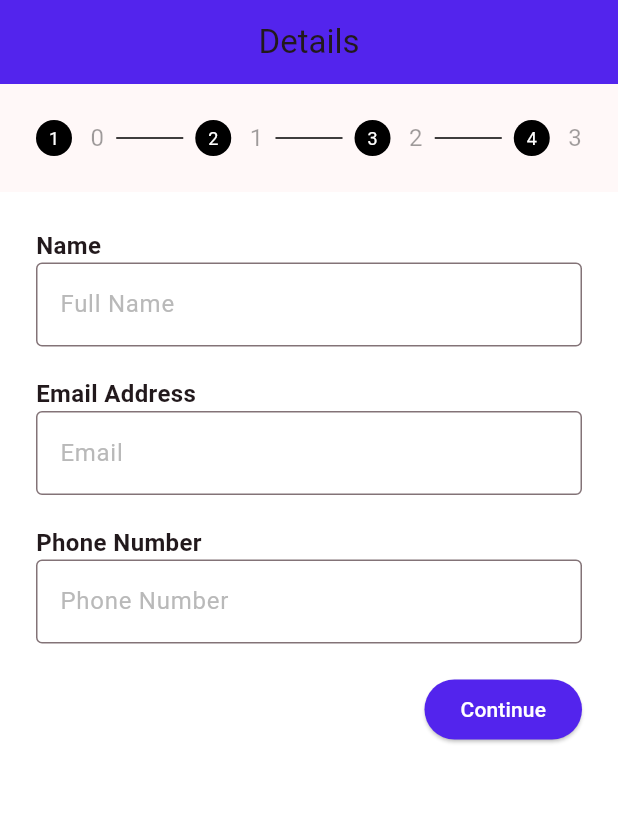
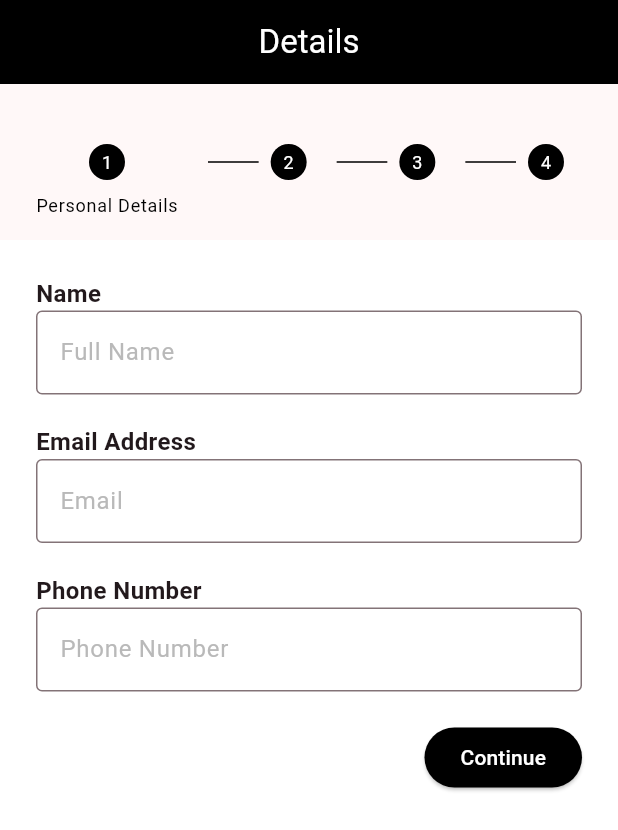
Before and after one commit to qmpgloba/Astrologer-Sitare, a Flutter app: the screen it shows after launch, on a phone screen of 412 x 824 dp. Shown: the top 830 px of the screen. Run offline on Flutter 3.47's test engine with Material 2 defaults, Android fonts, the phone set to English and light mode, and no system bars; drawn by our look-alikes of auto_size_text; our stand-ins replace cloud_firestore, file_picker, firebase_auth, firebase_core, firebase_storage, image_picker; missing offline and left inert: multiselect; accounts and stored records are empty.

Commit message:
modified stepper page

```diff
--- a/lib/constants/ui_constants.dart
+++ b/lib/constants/ui_constants.dart
@@ -1,7 +1,7 @@
 import 'package:flutter/material.dart';
 
 // ignore: constant_identifier_names
-const PRIMARY_COLOR = Color(0xff5324ed);
+// const PRIMARY_COLOR = Color(0xff5324ed);
 // ignore: constant_identifier_names
 const FONT_COLOR = Color(0xffb9b9b9);
 const greyColor = Colors.grey;
--- a/lib/screens/details screen/details_screen.dart
+++ b/lib/screens/details screen/details_screen.dart
@@ -10,6 +10,7 @@ import 'package:sitare_astrologer_partner/constants/ui_constants.dart';
 import 'package:sitare_astrologer_partner/functions/add_astrologer_function.dart';
 import 'package:sitare_astrologer_partner/model/astrologer_model.dart';
 import 'package:sitare_astrologer_partner/screens/home%20screen/home_screen.dart';
+import 'package:sitare_astrologer_partner/widgets/alertbox.dart';
 import '../enter details screen/widgets/textfeild_widget.dart';
 import 'widgets/details_page_one_widget.dart';
 import 'widgets/details_page_three_widget.dart';
@@ -133,7 +134,7 @@ class _DetailsEnterScreenState extends State<DetailsEnterScreen> {
               ),
               ElevatedButton(
                 style: const ButtonStyle(
-                    backgroundColor: MaterialStatePropertyAll(PRIMARY_COLOR)),
+                    backgroundColor: MaterialStatePropertyAll(blackColor)),
                 onPressed: details.onStepContinue,
                 child: const Text(
                   'Continue',
@@ -156,9 +157,16 @@ class _DetailsEnterScreenState extends State<DetailsEnterScreen> {
               ),
               ElevatedButton(
                 style: const ButtonStyle(
-                    backgroundColor: MaterialStatePropertyAll(PRIMARY_COLOR)),
+                    backgroundColor: MaterialStatePropertyAll(blackColor)),
                 onPressed: () async {
-                  if (_formKey.currentState!.validate()) {
+                  if (_formKey.currentState!.validate() ||
+                      genderDropDownValue != null ||
+                      martialDropDownValue != null ||
+                      selectedLanguages.isNotEmpty ||
+                      selectedSkillsList.isNotEmpty ||
+                      businessValue != null ||
+                      qualificationValue != null ||
+                      workingStatus != null) {
                     AstrologerModel astrologer = AstrologerModel(
                         fullName: _nameTextController.text.trim(),
                         emailAddress: _emailTextController.text.trim(),
@@ -202,6 +210,8 @@ class _DetailsEnterScreenState extends State<DetailsEnterScreen> {
                           builder: (context) => const HomeScreen(),
                         ),
                         (route) => false);
+                  }else{
+                    showAlertBox(context, 'Please fill all the feilds', whiteColor, 'close');
                   }
                 },
                 child: const Text(
@@ -215,11 +225,12 @@ class _DetailsEnterScreenState extends State<DetailsEnterScreen> {
 
   @override
   Widget build(BuildContext context) {
+    Size size = MediaQuery.sizeOf(context);
     return Scaffold(
       backgroundColor: whiteColor,
       appBar: AppBar(
-        backgroundColor: PRIMARY_COLOR,
-        title: const Text('Details'),
+        backgroundColor: blackColor,
+        title: const Text('Details',style: TextStyle(color: whiteColor),),
         centerTitle: true,
       ),
       body: Form(
@@ -235,20 +246,22 @@ class _DetailsEnterScreenState extends State<DetailsEnterScreen> {
             elevation: 0,
             steps: [
               Step(
+                label: currentStep == 0? const  AutoSizeText('Personal Details',maxFontSize: 12,maxLines: 2,minFontSize: 10,style: TextStyle(color: blackColor),): const Text(''),
                 isActive: currentStep >= 0,
                 state:
                     currentStep > 0 ? StepState.complete : StepState.disabled,
-                title: const Text('0'),
+                title: const SizedBox(),
                 content: DetailsPageOneWidget(
                     nameTextController: _nameTextController,
                     emailTextController: _emailTextController,
                     phoneNumberTextController: _phoneNumberTextController),
               ),
               Step(
+                label: currentStep == 1? const  AutoSizeText('Skill Details',maxFontSize: 12,maxLines: 2,minFontSize: 10,style: TextStyle(color: blackColor),): const Text(''),
                   isActive: currentStep >= 1,
                   state:
                       currentStep > 1 ? StepState.complete : StepState.disabled,
-                  title: const Text('1'),
+                  title: const SizedBox(),
                   content: Column(
                     children: [
                       Stack(
@@ -500,10 +513,11 @@ class _DetailsEnterScreenState extends State<DetailsEnterScreen> {
                     ],
                   )),
               Step(
+                label: currentStep == 2? const  AutoSizeText('Other Details',maxFontSize: 12,maxLines: 2,minFontSize: 10,style: TextStyle(color: blackColor),): const Text(''),
                 isActive: currentStep >= 2,
                 state:
                     currentStep > 2 ? StepState.complete : StepState.disabled,
-                title: const Text('2'),
+                title: const SizedBox(),
                 content: Column(
                   mainAxisAlignment: MainAxisAlignment.start,
                   crossAxisAlignment: CrossAxisAlignment.start,
@@ -629,10 +643,11 @@ class _DetailsEnterScreenState extends State<DetailsEnterScreen> {
                 ),
               ),
               Step(
+                label: currentStep == 3? const  AutoSizeText('Assignment',maxFontSize: 12,maxLines: 2,minFontSize: 10,style: TextStyle(color: blackColor),): const Text(''),
                 isActive: currentStep >= 3,
                 state:
                     currentStep > 3 ? StepState.complete : StepState.disabled,
-                title: const Text('3'),
+                title: const SizedBox(),
                 content: Column(
                   children: [
                     TextFeildWidgets(
--- a/lib/screens/edit profile/edit_profile.dart
+++ b/lib/screens/edit profile/edit_profile.dart
@@ -70,8 +70,8 @@ currentFileName= getFileNameFromUrl(userData!['portfolio']);
     return Scaffold(
       backgroundColor: whiteColor,
       appBar: AppBar(
-        backgroundColor: PRIMARY_COLOR,
-        title: const Text('Edit Information'),
+        backgroundColor: blackColor,
+        title: const Text('Edit Information',style: TextStyle(color: whiteColor),),
         centerTitle: true,
       ),
       body: Padding(
@@ -159,7 +159,7 @@ currentFileName= getFileNameFromUrl(userData!['portfolio']);
                   child: Container(
                     width: double.maxFinite,
                     decoration: BoxDecoration(
-                        color: PRIMARY_COLOR,
+                        color: blackColor,
                         borderRadius: BorderRadius.circular(3)),
                     child: const Padding(
                       padding:
--- a/lib/screens/enter details screen/enter_details_screen.dart
+++ b/lib/screens/enter details screen/enter_details_screen.dart
@@ -53,8 +53,8 @@ class _EnterDetailsScreenState extends State<EnterDetailsScreen> {
     return Scaffold(
       backgroundColor: whiteColor,
       appBar: AppBar(
-        backgroundColor: PRIMARY_COLOR,
-        title: const Text('Astrologer Information'),
+        backgroundColor: blackColor,
+        title: const Text('Astrologer Information',style: TextStyle(color: whiteColor),),
         centerTitle: true,
       ),
       body: Padding(
@@ -150,7 +150,7 @@ class _EnterDetailsScreenState extends State<EnterDetailsScreen> {
                   child: Container(
                     width: double.maxFinite,
                     decoration: BoxDecoration(
-                        color: PRIMARY_COLOR,
+                        color: blackColor,
                         borderRadius: BorderRadius.circular(3)),
                     child: const Padding(
                       padding:
--- a/lib/screens/home screen/home_screen.dart
+++ b/lib/screens/home screen/home_screen.dart
@@ -10,7 +10,7 @@ class HomeScreen extends StatelessWidget {
     return Scaffold(
       backgroundColor: whiteColor,
       appBar: AppBar(
-        backgroundColor: PRIMARY_COLOR,
+        backgroundColor: blackColor,
         actions: [
           IconButton(onPressed: () {
             Navigator.of(context).push(MaterialPageRoute(builder: (context) => const ProfileScreen(),));
--- a/lib/screens/login screen/login_screen.dart
+++ b/lib/screens/login screen/login_screen.dart
@@ -80,7 +80,7 @@ class LoginScreen extends StatelessWidget {
                     child: Container(
                       width: double.maxFinite,
                       decoration: BoxDecoration(
-                          color: PRIMARY_COLOR,
+                          color: blackColor,
                           borderRadius: BorderRadius.circular(30)),
                       child: const Padding(
                         padding:
--- a/lib/screens/profile screen/profile_screen.dart
+++ b/lib/screens/profile screen/profile_screen.dart
@@ -18,7 +18,7 @@ class ProfileScreen extends StatelessWidget {
         backgroundColor: whiteColor,
         appBar: AppBar(
           elevation: 0.5,
-          title: const Text('Profile'),
+          title: const Text('Profile',style: TextStyle(color: whiteColor)),
           actions: [
             IconButton(
                 onPressed: () async {
--- a/lib/screens/welcome screen/welcome_screen.dart
+++ b/lib/screens/welcome screen/welcome_screen.dart
@@ -29,7 +29,7 @@ class WelcomeScreen extends StatelessWidget {
                   child: Container(
                     width: double.maxFinite,
                     decoration: BoxDecoration(
-                        color: PRIMARY_COLOR,
+                        color: blackColor,
                         borderRadius: BorderRadius.circular(30)),
                     child: const Padding(
                       padding: EdgeInsets.symmetric(horizontal: 5, vertical: 12),
```
Lines whose indentation alone changed are shown as unchanged.
